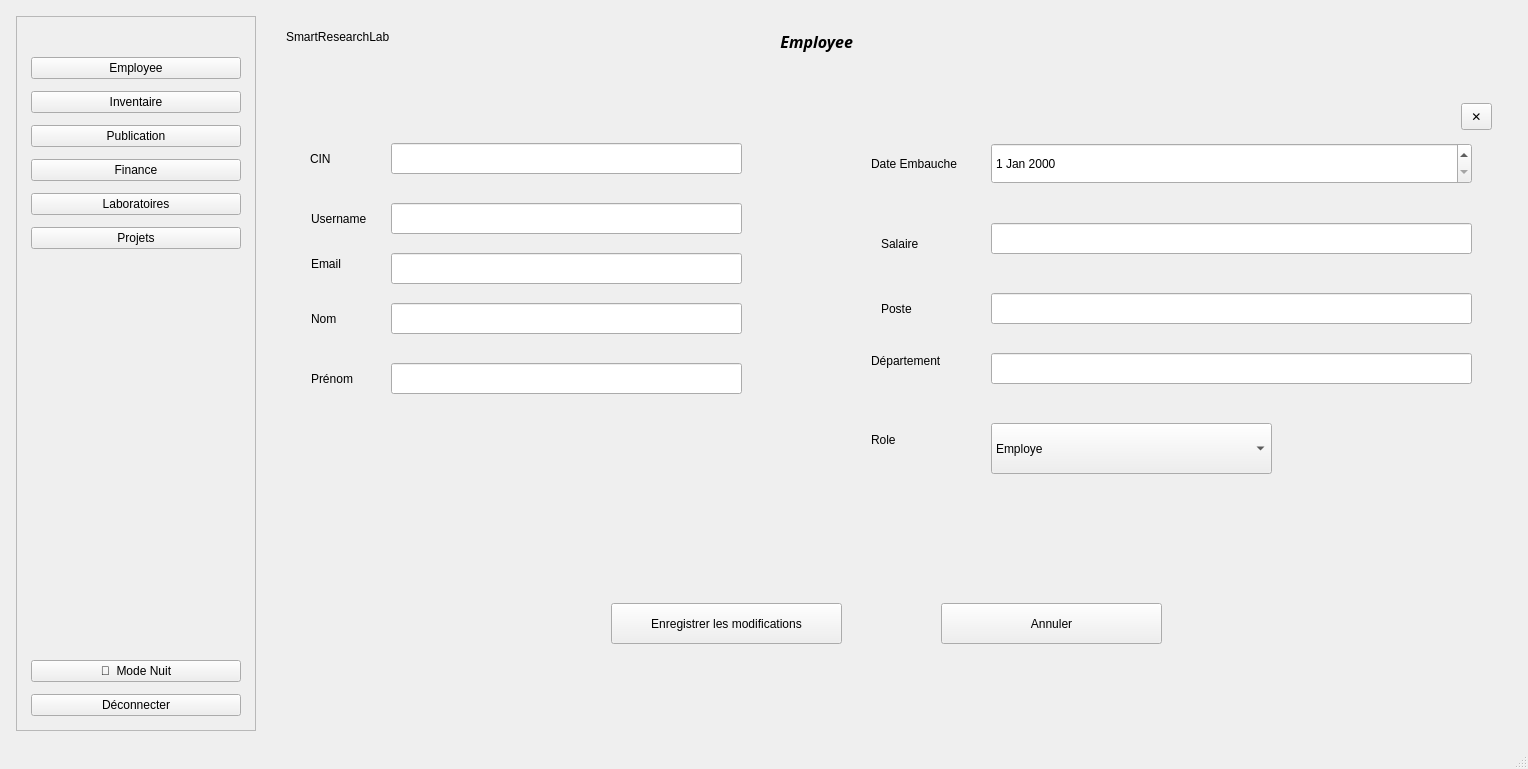
Before: the Qt Designer form SmartResearchPublicationManagementt/mainwindow.ui in Esprit-UP-Algo/projetcpp2526-s2-2a12-smart-research-publication-management, drawn with Qt 5.
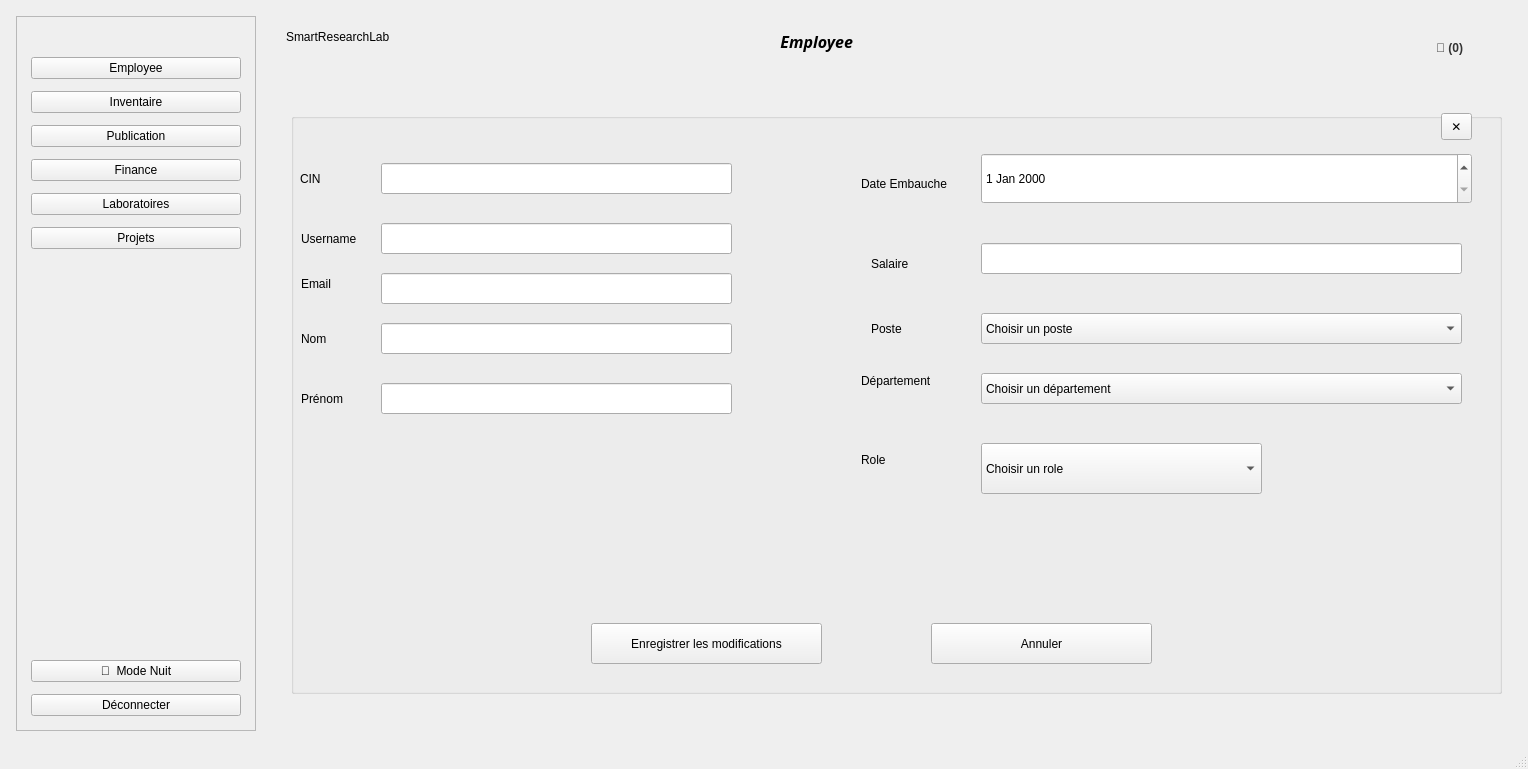
After: the same form once the commit is applied. The open tabs and pages were chosen to show the change.

Commit message: fix contrainte montant et fix style de l'app

What changed in the file:
```diff
--- a/SmartResearchPublicationManagementt/mainwindow.ui
+++ b/SmartResearchPublicationManagementt/mainwindow.ui
@@ -234,6 +234,22 @@
           <set>Qt::AlignmentFlag::AlignRight|Qt::AlignmentFlag::AlignTrailing|Qt::AlignmentFlag::AlignVCenter</set>
          </property>
         </widget>
+        <widget class="QPushButton" name="btnNotif">
+         <property name="geometry">
+          <rect>
+           <x>1140</x>
+           <y>20</y>
+           <width>75</width>
+           <height>24</height>
+          </rect>
+         </property>
+         <property name="styleSheet">
+          <string notr="true">border: none; font-weight: bold; color: #333;</string>
+         </property>
+         <property name="text">
+          <string>🔔 (0)</string>
+         </property>
+        </widget>
        </widget>
       </item>
       <item>
@@ -744,344 +760,431 @@
              </widget>
             </widget>
             <widget class="QWidget" name="page_Edit_Emp">
-             <widget class="QLineEdit" name="linePrenomEmp">
+             <widget class="QGroupBox" name="groupBox_6">
               <property name="geometry">
                <rect>
-                <x>110</x>
-                <y>270</y>
-                <width>351</width>
-                <height>31</height>
+                <x>10</x>
+                <y>20</y>
+                <width>1211</width>
+                <height>581</height>
                </rect>
               </property>
-              <property name="readOnly">
-               <bool>false</bool>
+              <property name="title">
+               <string/>
               </property>
-             </widget>
-             <widget class="QLineEdit" name="lineEmailEmp">
-              <property name="geometry">
-               <rect>
-                <x>110</x>
-                <y>160</y>
-                <width>351</width>
-                <height>31</height>
-               </rect>
-              </property>
-              <property name="readOnly">
-               <bool>false</bool>
-              </property>
-             </widget>
-             <widget class="QDateEdit" name="dateEmbaucheEmp">
-              <property name="geometry">
-               <rect>
-                <x>710</x>
-                <y>50</y>
-                <width>481</width>
-                <height>41</height>
-               </rect>
-              </property>
-              <property name="readOnly">
-               <bool>false</bool>
-              </property>
-             </widget>
-             <widget class="QLabel" name="labelUsernameEdit_3">
-              <property name="geometry">
-               <rect>
-                <x>30</x>
-                <y>110</y>
-                <width>71</width>
-                <height>31</height>
-               </rect>
-              </property>
-              <property name="text">
-               <string>Username</string>
-              </property>
-             </widget>
-             <widget class="QLineEdit" name="linePostemp">
-              <property name="geometry">
-               <rect>
-                <x>710</x>
-                <y>200</y>
-                <width>481</width>
-                <height>31</height>
-               </rect>
-              </property>
-              <property name="readOnly">
-               <bool>false</bool>
-              </property>
-             </widget>
-             <widget class="QLabel" name="labelSalaireEdit_3">
-              <property name="geometry">
-               <rect>
-                <x>600</x>
-                <y>140</y>
-                <width>61</width>
-                <height>21</height>
-               </rect>
-              </property>
-              <property name="text">
-               <string>Salaire</string>
-              </property>
-             </widget>
-             <widget class="QLineEdit" name="lineCIN_emp">
-              <property name="geometry">
-               <rect>
-                <x>110</x>
-                <y>50</y>
-                <width>351</width>
-                <height>31</height>
-               </rect>
-              </property>
-              <property name="readOnly">
-               <bool>true</bool>
-              </property>
-             </widget>
-             <widget class="QLabel" name="labelCINEdit_3">
-              <property name="geometry">
-               <rect>
-                <x>29</x>
-                <y>55</y>
-                <width>41</width>
-                <height>21</height>
-               </rect>
-              </property>
-              <property name="text">
-               <string>CIN</string>
-              </property>
-             </widget>
-             <widget class="QLabel" name="labelPrenomEdit_3">
-              <property name="geometry">
-               <rect>
-                <x>30</x>
-                <y>270</y>
-                <width>61</width>
-                <height>31</height>
-               </rect>
-              </property>
-              <property name="text">
-               <string>Prénom</string>
-              </property>
-             </widget>
-             <widget class="QLineEdit" name="lineNomEmp">
-              <property name="geometry">
-               <rect>
-                <x>110</x>
-                <y>210</y>
-                <width>351</width>
-                <height>31</height>
-               </rect>
-              </property>
-              <property name="readOnly">
-               <bool>false</bool>
-              </property>
-             </widget>
-             <widget class="QLineEdit" name="lineDepartementEmp">
-              <property name="geometry">
-               <rect>
-                <x>710</x>
-                <y>260</y>
-                <width>481</width>
-                <height>31</height>
-               </rect>
-              </property>
-              <property name="readOnly">
-               <bool>false</bool>
-              </property>
-             </widget>
-             <widget class="QLabel" name="labelDateEmbaucheEdit_3">
-              <property name="geometry">
-               <rect>
-                <x>590</x>
-                <y>60</y>
-                <width>111</width>
-                <height>21</height>
-               </rect>
-              </property>
-              <property name="text">
-               <string>Date Embauche</string>
-              </property>
-             </widget>
-             <widget class="QLabel" name="labelNomEdit_3">
-              <property name="geometry">
-               <rect>
-                <x>30</x>
-                <y>210</y>
-                <width>61</width>
-                <height>31</height>
-               </rect>
-              </property>
-              <property name="text">
-               <string>Nom</string>
-              </property>
-             </widget>
-             <widget class="QLineEdit" name="lineUsernameEmp">
-              <property name="geometry">
-               <rect>
-                <x>110</x>
-                <y>110</y>
-                <width>351</width>
-                <height>31</height>
-               </rect>
-              </property>
-              <property name="readOnly">
-               <bool>false</bool>
-              </property>
-             </widget>
-             <widget class="QLabel" name="labelPosteEdit_3">
-              <property name="geometry">
-               <rect>
-                <x>600</x>
-                <y>200</y>
-                <width>51</width>
-                <height>31</height>
-               </rect>
-              </property>
-              <property name="text">
-               <string>Poste</string>
-              </property>
-             </widget>
-             <widget class="QLineEdit" name="lineSalaireEmp">
-              <property name="geometry">
-               <rect>
-                <x>710</x>
-                <y>130</y>
-                <width>481</width>
-                <height>31</height>
-               </rect>
-              </property>
-              <property name="readOnly">
-               <bool>false</bool>
-              </property>
-             </widget>
-             <widget class="QLabel" name="labelDepartementEdit_3">
-              <property name="geometry">
-               <rect>
-                <x>590</x>
-                <y>260</y>
-                <width>69</width>
-                <height>16</height>
-               </rect>
-              </property>
-              <property name="text">
-               <string>Département</string>
-              </property>
-             </widget>
-             <widget class="QLabel" name="labelEmailEdit_3">
-              <property name="geometry">
-               <rect>
-                <x>30</x>
-                <y>160</y>
-                <width>61</width>
-                <height>21</height>
-               </rect>
-              </property>
-              <property name="text">
-               <string>Email</string>
-              </property>
-             </widget>
-             <widget class="QPushButton" name="btnSaveEditEmployee">
-              <property name="geometry">
-               <rect>
-                <x>330</x>
-                <y>510</y>
-                <width>231</width>
-                <height>41</height>
-               </rect>
-              </property>
-              <property name="text">
-               <string>Enregistrer les modifications</string>
-              </property>
-             </widget>
-             <widget class="QPushButton" name="btnCancelEditEmp">
-              <property name="geometry">
-               <rect>
-                <x>660</x>
-                <y>510</y>
-                <width>221</width>
-                <height>41</height>
-               </rect>
-              </property>
-              <property name="text">
-               <string>Annuler</string>
-              </property>
-             </widget>
-             <widget class="QToolButton" name="BtnPopupCancelLabs_10">
-              <property name="geometry">
-               <rect>
-                <x>1180</x>
-                <y>10</y>
-                <width>31</width>
-                <height>27</height>
-               </rect>
-              </property>
-              <property name="toolTip">
-               <string>Fermer</string>
-              </property>
-              <property name="text">
-               <string>✕</string>
-              </property>
-             </widget>
-             <widget class="QLabel" name="label_13">
-              <property name="geometry">
-               <rect>
-                <x>590</x>
-                <y>330</y>
-                <width>100</width>
-                <height>34</height>
-               </rect>
-              </property>
-              <property name="text">
-               <string>Role</string>
-              </property>
-             </widget>
-             <widget class="QComboBox" name="comboRoleAdd_2">
-              <property name="geometry">
-               <rect>
-                <x>710</x>
-                <y>330</y>
-                <width>281</width>
-                <height>51</height>
-               </rect>
-              </property>
-              <item>
+              <widget class="QDateEdit" name="dateEmbaucheEmp">
+               <property name="geometry">
+                <rect>
+                 <x>690</x>
+                 <y>40</y>
+                 <width>491</width>
+                 <height>51</height>
+                </rect>
+               </property>
+               <property name="readOnly">
+                <bool>false</bool>
+               </property>
+              </widget>
+              <widget class="QLineEdit" name="lineEmailEmp">
+               <property name="geometry">
+                <rect>
+                 <x>90</x>
+                 <y>160</y>
+                 <width>351</width>
+                 <height>31</height>
+                </rect>
+               </property>
+               <property name="readOnly">
+                <bool>false</bool>
+               </property>
+              </widget>
+              <widget class="QComboBox" name="comboRoleAdd_2">
+               <property name="geometry">
+                <rect>
+                 <x>690</x>
+                 <y>330</y>
+                 <width>281</width>
+                 <height>51</height>
+                </rect>
+               </property>
+               <item>
+                <property name="text">
+                 <string>Choisir un role</string>
+                </property>
+               </item>
+               <item>
+                <property name="text">
+                 <string>RH</string>
+                </property>
+               </item>
+               <item>
+                <property name="text">
+                 <string>Responsable_financier</string>
+                </property>
+               </item>
+               <item>
+                <property name="text">
+                 <string>Responsable_de_stock</string>
+                </property>
+               </item>
+               <item>
+                <property name="text">
+                 <string>Chercheur</string>
+                </property>
+               </item>
+               <item>
+                <property name="text">
+                 <string>Directeur_de_projet</string>
+                </property>
+               </item>
+               <item>
+                <property name="text">
+                 <string>Responsable_Labos</string>
+                </property>
+               </item>
+               <item>
+                <property name="text">
+                 <string>Admin</string>
+                </property>
+               </item>
+              </widget>
+              <widget class="QPushButton" name="btnCancelEditEmp">
+               <property name="geometry">
+                <rect>
+                 <x>640</x>
+                 <y>510</y>
+                 <width>221</width>
+                 <height>41</height>
+                </rect>
+               </property>
                <property name="text">
-                <string>Employe</string>
+                <string>Annuler</string>
                </property>
-              </item>
-              <item>
+              </widget>
+              <widget class="QLabel" name="labelPosteEdit_3">
+               <property name="geometry">
+                <rect>
+                 <x>580</x>
+                 <y>200</y>
+                 <width>51</width>
+                 <height>31</height>
+                </rect>
+               </property>
                <property name="text">
-                <string>RH</string>
+                <string>Poste</string>
                </property>
-              </item>
-              <item>
+              </widget>
+              <widget class="QLineEdit" name="lineUsernameEmp">
+               <property name="geometry">
+                <rect>
+                 <x>90</x>
+                 <y>110</y>
+                 <width>351</width>
+                 <height>31</height>
+                </rect>
+               </property>
+               <property name="readOnly">
+                <bool>false</bool>
+               </property>
+              </widget>
+              <widget class="QLabel" name="labelCINEdit_3">
+               <property name="geometry">
+                <rect>
+                 <x>9</x>
+                 <y>55</y>
+                 <width>41</width>
+                 <height>21</height>
+                </rect>
+               </property>
                <property name="text">
-                <string>Responsable_financier</string>
+                <string>CIN</string>
                </property>
-              </item>
-              <item>
+              </widget>
+              <widget class="QLabel" name="labelNomEdit_3">
+               <property name="geometry">
+                <rect>
+                 <x>10</x>
+                 <y>210</y>
+                 <width>61</width>
+                 <height>31</height>
+                </rect>
+               </property>
                <property name="text">
-                <string>Responsable_de_stock</string>
+                <string>Nom</string>
                </property>
-              </item>
-              <item>
+              </widget>
+              <widget class="QLabel" name="labelUsernameEdit_3">
+               <property name="geometry">
+                <rect>
+                 <x>10</x>
+                 <y>110</y>
+                 <width>71</width>
+                 <height>31</height>
+                </rect>
+               </property>
                <property name="text">
-                <string>Chercheur</string>
+                <string>Username</string>
                </property>
-              </item>
-              <item>
+              </widget>
+              <widget class="QLineEdit" name="lineSalaireEmp">
+               <property name="geometry">
+                <rect>
+                 <x>690</x>
+                 <y>130</y>
+                 <width>481</width>
+                 <height>31</height>
+                </rect>
+               </property>
+               <property name="readOnly">
+                <bool>false</bool>
+               </property>
+              </widget>
+              <widget class="QLineEdit" name="lineNomEmp">
+               <property name="geometry">
+                <rect>
+                 <x>90</x>
+                 <y>210</y>
+                 <width>351</width>
+                 <height>31</height>
+                </rect>
+               </property>
+               <property name="readOnly">
+                <bool>false</bool>
+               </property>
+              </widget>
+              <widget class="QPushButton" name="btnSaveEditEmployee">
+               <property name="geometry">
+                <rect>
+                 <x>300</x>
+                 <y>510</y>
+                 <width>231</width>
+                 <height>41</height>
+                </rect>
+               </property>
                <property name="text">
-                <string>Directeur_de_projet</string>
+                <string>Enregistrer les modifications</string>
                </property>
-              </item>
-              <item>
+              </widget>
+              <widget class="QComboBox" name="comboPosteEmp">
+               <property name="geometry">
+                <rect>
+                 <x>690</x>
+                 <y>200</y>
+                 <width>481</width>
+                 <height>31</height>
+                </rect>
+               </property>
+               <item>
+                <property name="text">
+                 <string>Choisir un poste</string>
+                </property>
+               </item>
+               <item>
+                <property name="text">
+                 <string>RH</string>
+                </property>
+               </item>
+               <item>
+                <property name="text">
+                 <string>Chercheur</string>
+                </property>
+               </item>
+               <item>
+                <property name="text">
+                 <string>Technicien</string>
+                </property>
+               </item>
+               <item>
+                <property name="text">
+                 <string>Responsable_laboratoire</string>
+                </property>
+               </item>
+               <item>
+                <property name="text">
+                 <string>Directeur_de_projet</string>
+                </property>
+               </item>
+               <item>
+                <property name="text">
+                 <string>Admin</string>
+                </property>
+               </item>
+               <item>
+                <property name="text">
+                 <string>Responsable_financier</string>
+                </property>
+               </item>
+               <item>
+                <property name="text">
+                 <string>Responsable_de_stock</string>
+                </property>
+               </item>
+              </widget>
+              <widget class="QLabel" name="labelEmailEdit_3">
+               <property name="geometry">
+                <rect>
+                 <x>10</x>
+                 <y>160</y>
+                 <width>61</width>
+                 <height>21</height>
+                </rect>
+               </property>
                <property name="text">
-                <string>Responsable_Labos</string>
+                <string>Email</string>
                </property>
-              </item>
-              <item>
+              </widget>
+              <widget class="QLabel" name="label_13">
+               <property name="geometry">
+                <rect>
+                 <x>570</x>
+                 <y>330</y>
+                 <width>100</width>
+                 <height>34</height>
+                </rect>
+               </property>
                <property name="text">
-                <string>Admin</string>
+                <string>Role</string>
                </property>
-              </item>
+              </widget>
+              <widget class="QLabel" name="labelDateEmbaucheEdit_3">
+               <property name="geometry">
+                <rect>
+                 <x>570</x>
+                 <y>60</y>
+                 <width>111</width>
+                 <height>21</height>
+                </rect>
+               </property>
+               <property name="text">
+                <string>Date Embauche</string>
+               </property>
+              </widget>
+              <widget class="QLineEdit" name="lineCIN_emp">
+               <property name="geometry">
+                <rect>
+                 <x>90</x>
+                 <y>50</y>
+                 <width>351</width>
+                 <height>31</height>
+                </rect>
+               </property>
+               <property name="readOnly">
+                <bool>true</bool>
+               </property>
+              </widget>
+              <widget class="QToolButton" name="BtnPopupCancelLabs_10">
+               <property name="geometry">
+                <rect>
+                 <x>1150</x>
+                 <y>0</y>
+                 <width>31</width>
+                 <height>27</height>
+                </rect>
+               </property>
+               <property name="toolTip">
+                <string>Fermer</string>
+               </property>
+               <property name="text">
+                <string>✕</string>
+               </property>
+              </widget>
+              <widget class="QLabel" name="labelDepartementEdit_3">
+               <property name="geometry">
+                <rect>
+                 <x>570</x>
+                 <y>260</y>
+                 <width>69</width>
+                 <height>16</height>
+                </rect>
+               </property>
+               <property name="text">
+                <string>Département</string>
+               </property>
+              </widget>
+              <widget class="QComboBox" name="comboDepartementEmp">
+               <property name="geometry">
+                <rect>
+                 <x>690</x>
+                 <y>260</y>
+                 <width>481</width>
+                 <height>31</height>
+                </rect>
+               </property>
+               <item>
+                <property name="text">
+                 <string>Choisir un département</string>
+                </property>
+               </item>
+               <item>
+                <property name="text">
+                 <string>RH</string>
+                </property>
+               </item>
+               <item>
+                <property name="text">
+                 <string>Recherche</string>
+                </property>
+               </item>
+               <item>
+                <property name="text">
+                 <string>Laboratoires</string>
+                </property>
+               </item>
+               <item>
+                <property name="text">
+                 <string>Administration</string>
+                </property>
+               </item>
+               <item>
+                <property name="text">
+                 <string>Finance</string>
+                </property>
+               </item>
+               <item>
+                <property name="text">
+                 <string>Directeur_general</string>
+                </property>
+               </item>
+              </widget>
+              <widget class="QLabel" name="labelSalaireEdit_3">
+               <property name="geometry">
+                <rect>
+                 <x>580</x>
+                 <y>140</y>
+                 <width>61</width>
+                 <height>21</height>
+                </rect>
+               </property>
+               <property name="text">
+                <string>Salaire</string>
+               </property>
+              </widget>
+              <widget class="QLabel" name="labelPrenomEdit_3">
+               <property name="geometry">
+                <rect>
+                 <x>10</x>
+                 <y>270</y>
+                 <width>61</width>
+                 <height>31</height>
+                </rect>
+               </property>
+               <property name="text">
+                <string>Prénom</string>
+               </property>
+              </widget>
+              <widget class="QLineEdit" name="linePrenomEmp">
+               <property name="geometry">
+                <rect>
+                 <x>90</x>
+                 <y>270</y>
+                 <width>351</width>
+                 <height>31</height>
+                </rect>
+               </property>
+               <property name="readOnly">
+                <bool>false</bool>
+               </property>
+              </widget>
              </widget>
             </widget>
             <widget class="QWidget" name="page_Stat">
```
Left out of the diff: 1486 changed lines with no effect on the pictures. The commit also changes 922 other files.
